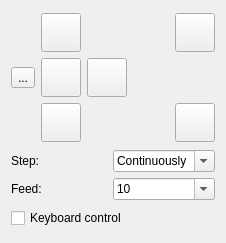
Above: src/candle/form_partial/main/jog.ui from bodyhey/Candle3 before the change. Below: the same form after it.
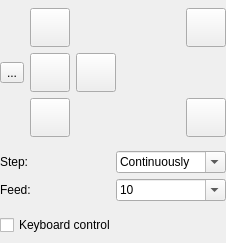
That is the form after the change. Icons and pictures are not drawn. Custom widgets are drawn as their Qt base class.

```diff
--- a/src/candle/form_partial/main/jog.ui
+++ b/src/candle/form_partial/main/jog.ui
@@ -23,6 +23,18 @@
    <property name="sizeConstraint">
     <enum>QLayout::SetMinimumSize</enum>
    </property>
+   <property name="leftMargin">
+    <number>0</number>
+   </property>
+   <property name="topMargin">
+    <number>0</number>
+   </property>
+   <property name="rightMargin">
+    <number>0</number>
+   </property>
+   <property name="bottomMargin">
+    <number>0</number>
+   </property>
    <item>
     <layout class="QGridLayout" name="gridLayout_3">
      <item row="2" column="2">
```
Left out of the diff: 405 changed lines with no effect on the pictures.
